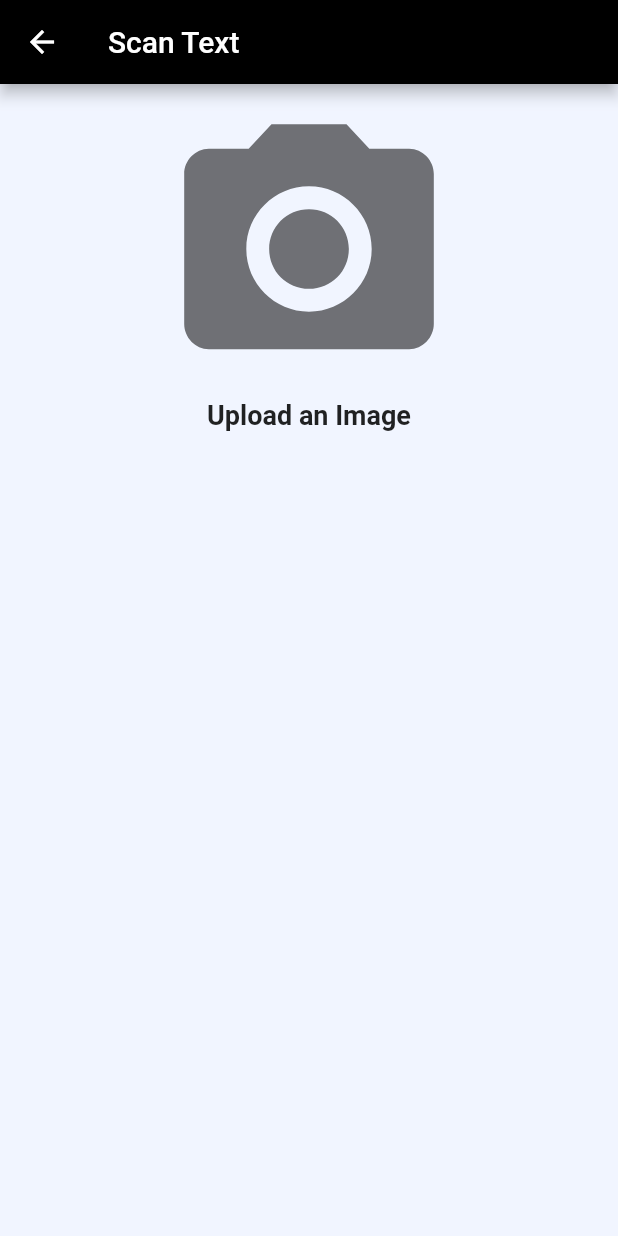
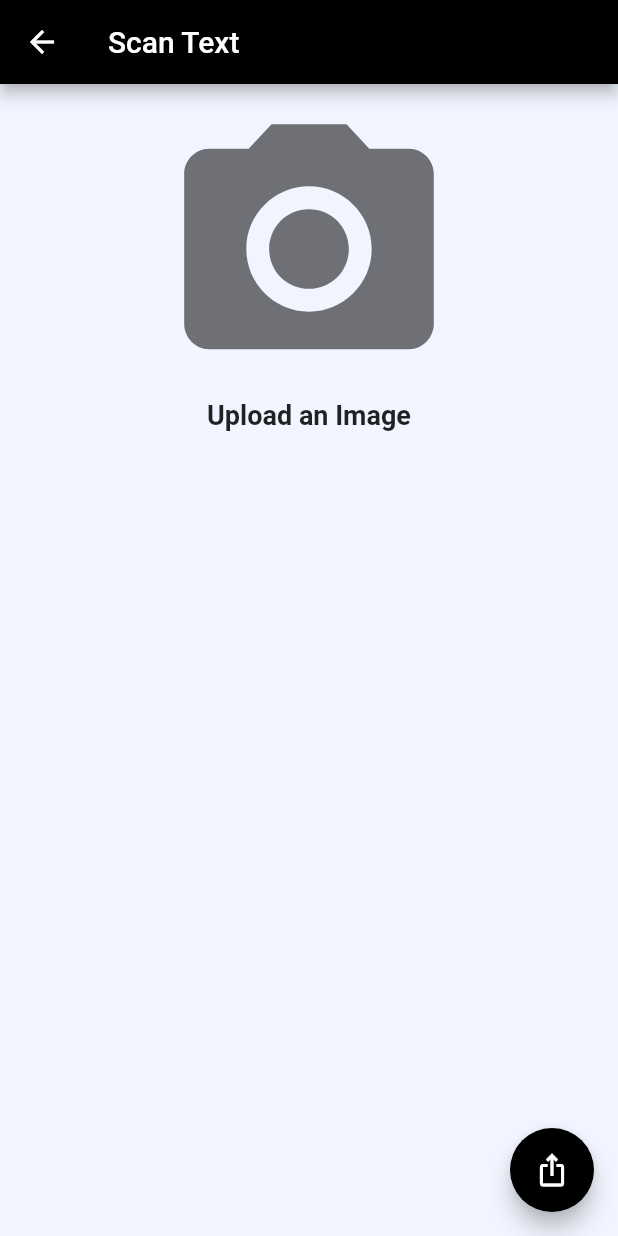
Before and after one commit to prince-cloud/hwrs_app, a Flutter app: the screen it shows after launch, after a tap on "Convert Text", on a phone screen of 412 x 824 dp. Run offline on Flutter 3.47's test engine with Material 2 defaults, Android fonts, the light colour scheme and no system bars; drawn by our look-alikes of flutter_speed_dial; our stand-ins replace assets_audio_player, image_picker; missing offline and left inert: flutter_downloader; network calls fail.

Commit message:
added about screen, few UI fixes

```diff
--- a/lib/main.dart
+++ b/lib/main.dart
@@ -1,5 +1,6 @@
 import 'package:flutter/material.dart';
 import 'package:hwrs_app/screens/homepage.dart';
+import 'package:hwrs_app/screens/splash_screen.dart';
 
 void main() {
   runApp(const MyApp());
@@ -17,7 +18,7 @@ class MyApp extends StatelessWidget {
       theme: ThemeData(
         primarySwatch: Colors.blue,
       ),
-      home: const MyHomePage(title: 'HWRS'),
+      home: const SplashScreen(),
     );
   }
 }
--- a/lib/screens/homepage.dart
+++ b/lib/screens/homepage.dart
@@ -7,7 +7,6 @@ import 'package:hwrs_app/constants.dart';
 import 'package:hwrs_app/screens/scan_text.dart';
 import 'package:hwrs_app/screens/text_to_speech.dart';
 import 'package:hwrs_app/screens/translate_text.dart';
-import 'package:image_picker/image_picker.dart';
 
 class MyHomePage extends StatefulWidget {
   const MyHomePage({Key? key, required this.title}) : super(key: key);
@@ -23,12 +22,11 @@ class _MyHomePageState extends State<MyHomePage> {
   Widget build(BuildContext context) {
     return Scaffold(
       backgroundColor: bgColor,
-      appBar: AppBar(
-        backgroundColor: appBarColor,
-        title: Center(child: Text(widget.title)),
-      ),
       body: ListView(
         children: [
+          Center(
+            child: Image.asset("assets/images/scan_document.png"),
+          ),
           const Padding(
             padding: EdgeInsets.all(20),
             child: Text(
@@ -197,7 +195,7 @@ class _MyHomePageState extends State<MyHomePage> {
                               crossAxisAlignment: CrossAxisAlignment.center,
                               children: [
                                 Image.asset(
-                                  "assets/images/translate.png",
+                                  "assets/images/text-to-speech.png",
                                   height: 70,
                                   width: 70,
                                 ),
--- a/lib/screens/scan_text.dart
+++ b/lib/screens/scan_text.dart
@@ -1,6 +1,7 @@
 import 'dart:io';
 
 import 'package:flutter/material.dart';
+import 'package:flutter_speed_dial/flutter_speed_dial.dart';
 import 'package:hwrs_app/constants.dart';
 import 'package:hwrs_app/services/service.dart';
 import 'package:image_picker/image_picker.dart';
@@ -210,6 +211,44 @@ class _ConvertTextState extends State<ConvertText> {
             ),
         ],
       ),
+      floatingActionButton: SpeedDial(
+        icon: Icons.ios_share_outlined,
+        overlayColor: Colors.black,
+        overlayOpacity: 0.65,
+        spacing: 12,
+        spaceBetweenChildren: 12,
+        backgroundColor: Colors.black,
+        children: [
+          SpeedDialChild(
+            child: const Icon(
+              Icons.picture_as_pdf,
+              size: 17,
+            ),
+            label: 'Export .pdf',
+            onTap: () {
+              /* Navigator.of(context).push(
+                MaterialPageRoute(
+                  builder: (context) => CreateProductPage(),
+                ),
+              ); */
+            },
+          ),
+          SpeedDialChild(
+            child: const Icon(
+              Icons.file_copy,
+              size: 17,
+            ),
+            label: 'Export .docx',
+            onTap: () {
+              /* Navigator.of(context).push(
+                MaterialPageRoute(
+                  builder: (context) => CreateProductPage(),
+                ),
+              ); */
+            },
+          ),
+        ],
+      ),
     );
   }
 }
--- /dev/null
+++ b/lib/screens/splash_screen.dart
@@ -0,0 +1,66 @@
+import 'package:flutter/material.dart';
+import 'package:hwrs_app/constants.dart';
+import 'package:hwrs_app/screens/about.dart';
+import 'package:hwrs_app/screens/homepage.dart';
+
+class SplashScreen extends StatefulWidget {
+  const SplashScreen({Key? key}) : super(key: key);
+
+  @override
+  State<SplashScreen> createState() => _SplashScreenState();
+}
+
+class _SplashScreenState extends State<SplashScreen> {
+  List pages = [
+    const MyHomePage(
+      title: "Home",
+    ),
+    const About(),
+  ];
+
+  int currentIndex = 0;
+
+  void onTap(int index) {
+    setState(
+      () {
+        currentIndex = index;
+      },
+    );
+  }
+
+  @override
+  Widget build(BuildContext context) {
+    return Scaffold(
+      backgroundColor: bgColor,
+      appBar: AppBar(
+        backgroundColor: Colors.black,
+        title: const Center(child: Text("Smat Scanner")),
+      ),
+      body: pages[currentIndex],
+      bottomNavigationBar: BottomNavigationBar(
+        currentIndex: currentIndex,
+        onTap: onTap,
+        selectedItemColor: Colors.black54,
+        unselectedItemColor: const Color.fromARGB(104, 29, 29, 29),
+        backgroundColor: const Color.fromARGB(255, 255, 255, 255),
+        type: BottomNavigationBarType.fixed,
+        elevation: 8,
+        showSelectedLabels: true,
+        showUnselectedLabels: true,
+        selectedLabelStyle: const TextStyle(
+          color: Colors.black54,
+          fontWeight: FontWeight.bold,
+        ),
+        items: const [
+          BottomNavigationBarItem(label: "Home", icon: Icon(Icons.home)
+              //icon: SvgPicture.asset("assets/icons/home2.svg"),
+              ),
+          BottomNavigationBarItem(label: "About", icon: Icon(Icons.info)
+              //icon: SvgPicture.asset("assets/icons/home2.svg"),
+              ),
+        ],
+      ),
+      //floatingActionButton: customCartButtom(context),
+    );
+  }
+}
--- a/lib/screens/translate_text.dart
+++ b/lib/screens/translate_text.dart
@@ -113,6 +113,7 @@ class _TranslateTextState extends State<TranslateText> {
                 if (isLoading) {
                   return;
                 }
+
                 setState(
                   () {
                     isLoading = true;
@@ -121,7 +122,7 @@ class _TranslateTextState extends State<TranslateText> {
                 final results = await translateText(
                   {
                     'text': textController.text.toString(),
-                    'translate_to': dropdownvalue,
+                    'translate_to': 'es',
                   },
                 );
                 setState(
```
Also changed, not shown: lib/screens/about.dart (added, +49 -0 lines), lib/screens/text_to_speech.dart (+60 -15 lines), lib/services/service.dart (+4 -4 lines), pubspec.yaml (+4 -3 lines), assets/images/scan_document.png (added), pubspec.lock, 9 other files.
